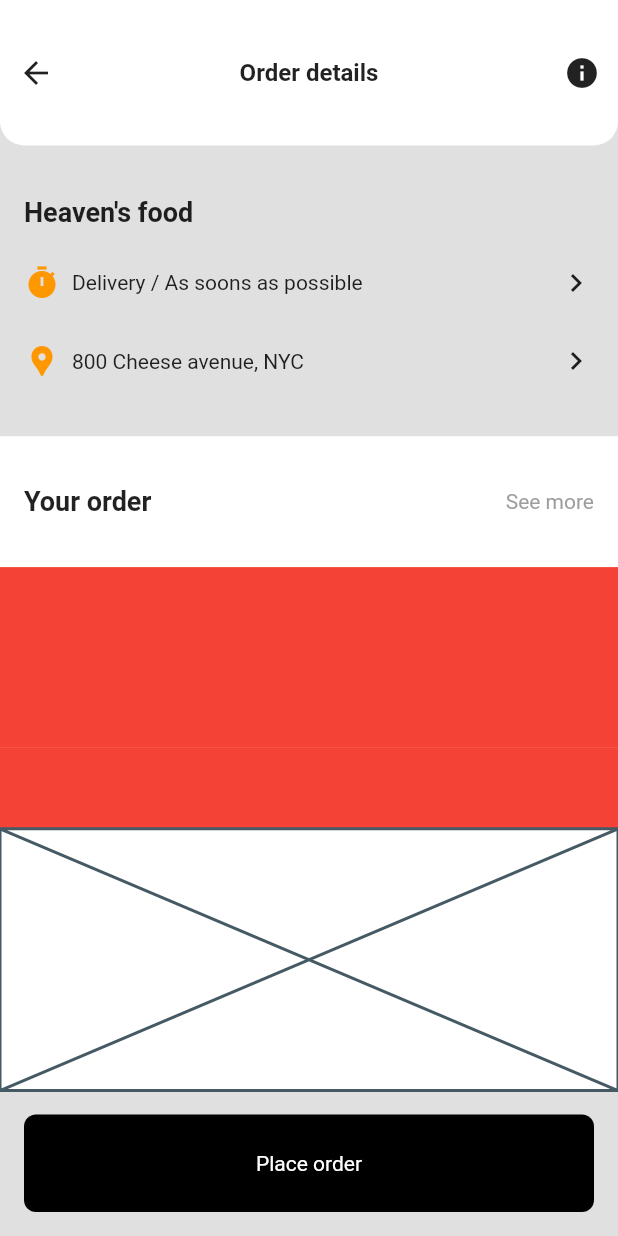
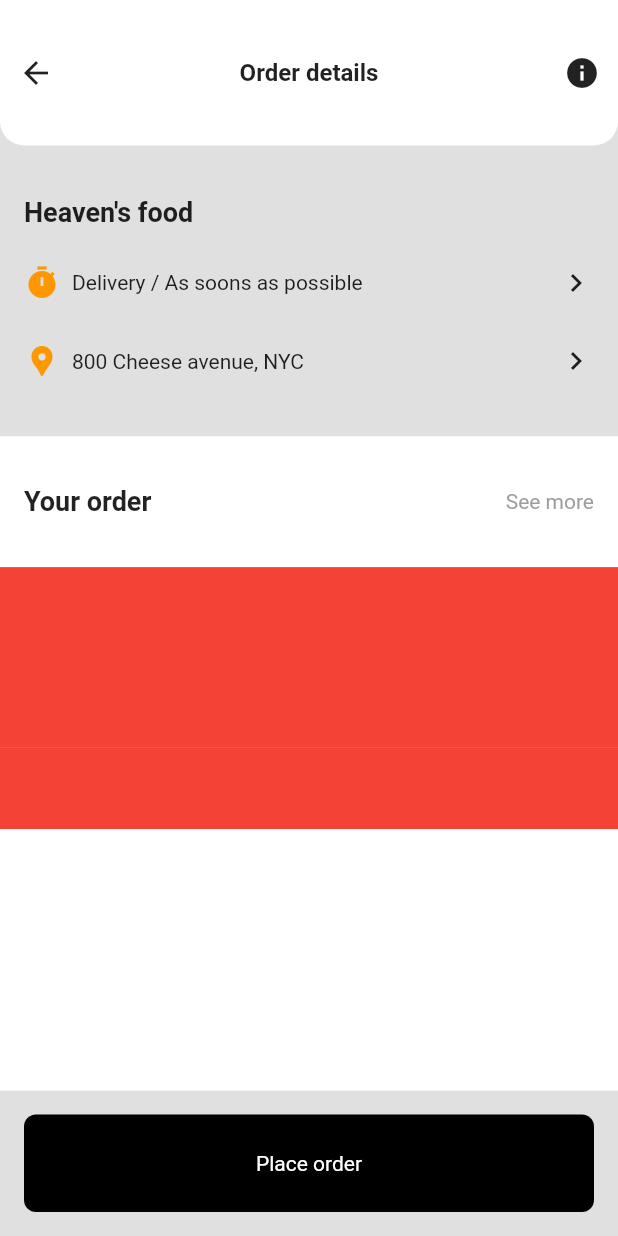
Before and after one commit to JAICHANGPARK/flutter_notebook_11th_story, a Flutter app: the screen it shows after launch, item 2 of the bottom bar chosen, on a phone screen of 412 x 824 dp. Run offline on Flutter 3.47's test engine with Material 2 defaults, Android fonts, the phone set to English and light mode, and no system bars; our stand-ins replace backdrop, badges, flutter_inner_drawer, flutter_slidable, flutter_swiper, google_fonts; network calls fail.

Commit message:
Update food_order_page.dart

```diff
--- a/lib/ep744_food_app/ui/food_order_page.dart
+++ b/lib/ep744_food_app/ui/food_order_page.dart
@@ -115,7 +115,12 @@ class _FoodOrderPageState extends State<FoodOrderPage> {
                         color: Colors.red,
                       );
                     })),
-                    Expanded(flex: 4, child: Placeholder()),
+                    Expanded(flex: 4, child: Column(
+                      crossAxisAlignment: CrossAxisAlignment.start,
+                      children: [
+
+                      ],
+                    )),
                   ],
                 ),
               ),
```
